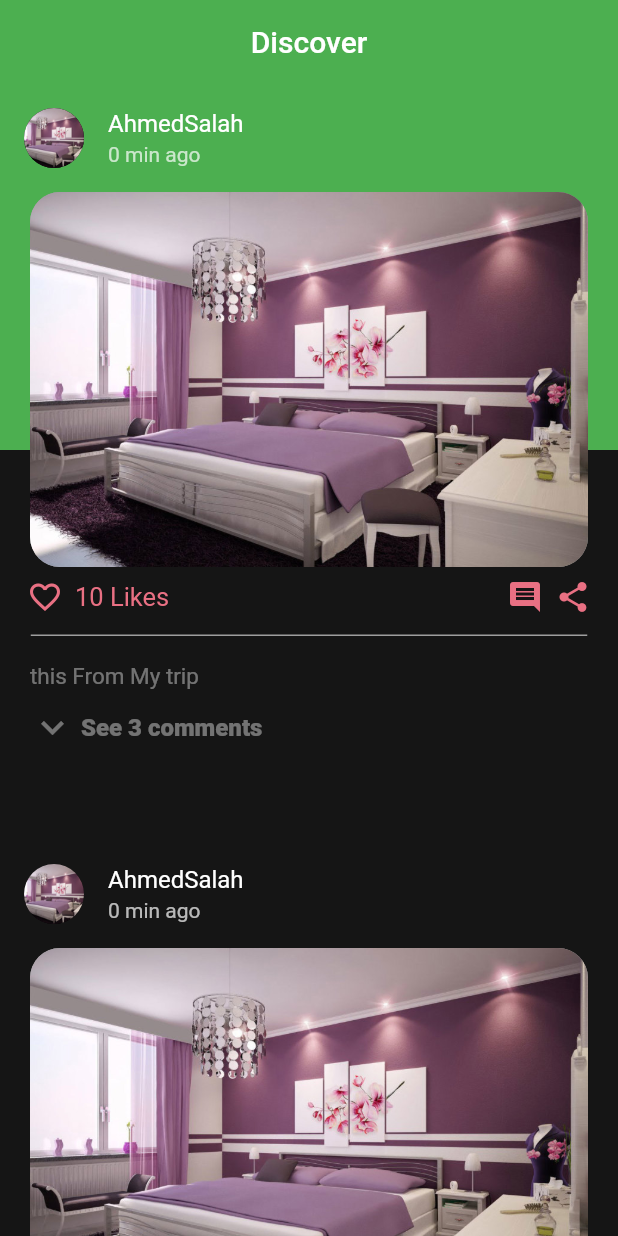
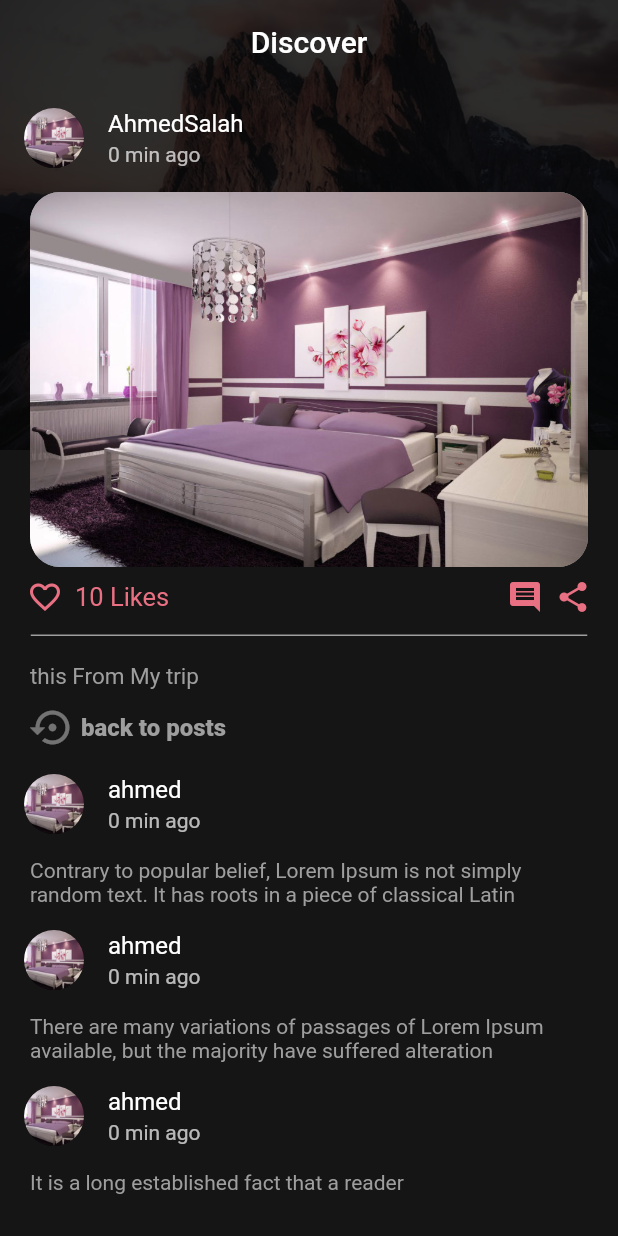
Before and after one commit to Ahmed20Salah/travel_app, a Flutter app: the Discover screen opened directly, after a tap on "See 3 comments", on a phone screen of 412 x 824 dp. Run offline on Flutter 3.47's test engine with Material 2 defaults, Android fonts, the phone set to English and light mode, and no system bars; our stand-ins replace image_picker, intro_slider, rxdart, shared_preferences; accounts and stored records are empty.

Commit message:
finish 90%

```diff
--- a/lib/models/posts.dart
+++ b/lib/models/posts.dart
@@ -4,16 +4,14 @@ import 'user.dart';
 class Posts {
   Users user;
   String image;
-  int likes;
+  int likes = 0;
   String label;
-  // Map of index and list of dynamic user data , comment
-  List<Comments> comments;
-  // comments and likes not required because they are dynamic values
-  Posts({@required this.user, @required this.image, this.likes, this.comments , this.label});
+  bool favorite ;
+  Posts({@required this.user, @required this.image, this.likes, this.label , this.favorite = false});
 }
 class Comments{
   Users user;
   String comment;
-  List<Comments> replays;
-  Comments({@required user , @required comment});
+
+  Comments(this.user , this.comment);
 }
--- a/lib/pages/discover.dart
+++ b/lib/pages/discover.dart
@@ -1,8 +1,9 @@
 import 'package:flutter/material.dart';
-
+import 'package:scoped_model/scoped_model.dart';
 import '../widget/divider.dart';
 
-import '../models/posts.dart';
+import '../scope_models/post_scope.dart';
+
 import '../models/mode.dart';
 import '../models/user.dart';
 
@@ -15,47 +16,34 @@ class Discover extends StatefulWidget {
 
 class DiscoverState extends State<Discover> {
   bool expend = false;
+  Post_scope _model = Post_scope();
+
   Expend _statue = Expend.all;
   int _index;
-  List<Posts> _posts = [
-    Posts(
-      user: Users(
-          userName: 'AhmedSalah',
-          userEmail: 'Ahmed@tes.com',
-          picture: 'assets/home.jpg'),
-      image: 'assets/home.jpg',
-      label: 'this From My trip',
-      likes: 10,
-    ),
-    Posts(
-      user: Users(
-          userName: 'AhmedSalah',
-          userEmail: 'Ahmed@tes.com',
-          picture: 'assets/home.jpg'),
-      image: 'assets/home.jpg',
-      label: 'this From My trip',
-      likes: 10,
-    ),
-  ];
-  final Comments _comments = Comments(
-      user: Users(userName: 'ahmedsaka', userEmail: 'ahmed'),
-      comment: 'this good');
-
-  final Users _user = Users(userName: 'ahmed', userEmail: 'ahmed');
 
   @override
   Widget build(BuildContext context) {
-    return Stack(
+    return WillPopScope(
+      onWillPop: () {
+        setState(() {
+          _statue = Expend.all;
+        });
+      },
+      child: Stack(
         children: <Widget>[
           Container(
-          color: Color.fromRGBO(21, 21, 21,1),
+            color: Color.fromRGBO(21, 21, 21, 1),
             constraints: BoxConstraints.expand(),
           ),
           Container(
-          color: Colors.green,
+            decoration: BoxDecoration(
+                image: DecorationImage(
+                    image: AssetImage('assets/adventure.jpg'),
+                    fit: BoxFit.cover,
+                    colorFilter: ColorFilter.mode(
+                        Colors.black.withOpacity(0.8), BlendMode.darken))),
             height: 300.0,
           ),
-
           Scaffold(
             backgroundColor: Colors.transparent,
             appBar: AppBar(
@@ -64,11 +52,19 @@ class DiscoverState extends State<Discover> {
               centerTitle: true,
               backgroundColor: Colors.transparent,
             ),
-          body: Container(
+            body: ScopedModel<Post_scope>(
+              model: Post_scope(),
+              child: Container(
                 color: Colors.transparent,
-              child: _statue == Expend.all ? _allPosts() : _singlePost()),
+                child: ScopedModelDescendant(
+                    builder: (BuildContext context, Widget child,
+                            Post_scope _model) =>
+                        _statue == Expend.all ? _allPosts() : _singlePost()),
+              ),
+            ),
           )
         ],
+      ),
     );
   }
 
@@ -80,7 +76,8 @@ class DiscoverState extends State<Discover> {
           return Column(
             children: <Widget>[
               // this for user details
-              _userRow(user: _posts[index].user), // this for image upload
+              _userRow(user: _model.getPosts[index].user),
+              // this for image upload
               Container(
                 height: 250.0,
                 padding: EdgeInsets.symmetric(horizontal: 20.0),
@@ -88,7 +85,7 @@ class DiscoverState extends State<Discover> {
                   child: Container(),
                   decoration: BoxDecoration(
                       image: DecorationImage(
-                          image: AssetImage('${_posts[_index].image}'),
+                          image: AssetImage('${_model.getPosts[_index].image}'),
                           fit: BoxFit.cover),
                       borderRadius: BorderRadius.circular(20.0),
                       color: Colors.grey),
@@ -96,7 +93,7 @@ class DiscoverState extends State<Discover> {
               ),
 
               //this for like , share , comment bar
-              _detailsBar(likes: _posts[_index].likes),
+              _detailsBar(model: _model, index: index),
               OurDivider(
                 pint: Colors.red,
               ),
@@ -105,10 +102,35 @@ class DiscoverState extends State<Discover> {
                 margin: EdgeInsets.only(left: 20.0),
                 padding: EdgeInsets.only(top: 13),
                 child: Text(
-                  _posts[index].label,
+                  _model.getPosts[index].label,
                   style: TextStyle(
+                    color: Colors.grey,
+                    fontSize: 15,
+                  ),
+                ),
+              ),
+              Container(
+                padding: EdgeInsets.only(left: 20.0, top: 10.0),
+                child: InkWell(
+                  onTap: () {
+                    setState(() {
+                      _statue = Expend.all;
+                      _index = index;
+                    });
+                  },
+                  child: Row(
+                    children: <Widget>[
+                      Icon(
+                        Icons.settings_backup_restore,
+                        size: 30,
                         color: Colors.white.withOpacity(0.4),
-                    fontSize: 15,
+                      ),
+                      Text(' back to posts',
+                          style: TextStyle(
+                              fontWeight: FontWeight.w900,
+                              fontSize: 16,
+                              color: Colors.grey))
+                    ],
                   ),
                 ),
               ),
@@ -124,12 +146,12 @@ class DiscoverState extends State<Discover> {
   Widget _allPosts() {
     return ListView.builder(
         shrinkWrap: true,
-        itemCount: _posts.length,
+        itemCount: _model.getPosts.length,
         itemBuilder: (context, int index) {
           return Column(
             children: <Widget>[
               // this for user details
-              _userRow(user: _posts[index].user),
+              _userRow(user: _model.getPosts[index].user),
               // this for image upload
               Container(
                 height: 250.0,
@@ -138,7 +160,7 @@ class DiscoverState extends State<Discover> {
                   child: Container(),
                   decoration: BoxDecoration(
                       image: DecorationImage(
-                          image: AssetImage('${_posts[index].image}'),
+                          image: AssetImage('${_model.getPosts[index].image}'),
                           fit: BoxFit.cover),
                       borderRadius: BorderRadius.circular(20.0),
                       color: Colors.grey),
@@ -146,7 +168,7 @@ class DiscoverState extends State<Discover> {
               ),
 
               //this for like , share , comment bar
-              _detailsBar(likes: _posts[index].likes),
+              _detailsBar(model: _model, index: index),
               OurDivider(
                 pint: Colors.red,
               ),
@@ -155,7 +177,7 @@ class DiscoverState extends State<Discover> {
                 margin: EdgeInsets.only(left: 20.0),
                 padding: EdgeInsets.only(top: 13),
                 child: Text(
-                  _posts[index].label,
+                  _model.getPosts[index].label,
                   style: TextStyle(
                     color: Colors.white.withOpacity(0.4),
                     fontSize: 15,
@@ -167,11 +189,8 @@ class DiscoverState extends State<Discover> {
                 child: InkWell(
                   onTap: () {
                     setState(() {
-//                      _statue = Expend.single;
+                      _statue = Expend.single;
                       _index = index;
-                      debugPrint(_user.userName);
-                      debugPrint(_comments.user.userName);
-                      debugPrint(_comments.comment.toString());
                     });
                   },
                   child: Row(
@@ -202,18 +221,18 @@ class DiscoverState extends State<Discover> {
     return Container(
       child: ListView.builder(
           shrinkWrap: true,
-          itemCount: _posts[_index].comments.length,
+          itemCount: _model.comments.length,
           itemBuilder: (context, int index) {
             return Column(
               children: <Widget>[
-//                _userRow(user: _posts[_index].comments[0].user),
+                _userRow(user: _model.comments[index].user),
                 Container(
                   alignment: Alignment.topLeft,
                   padding: EdgeInsets.only(left: 20.0, right: 40.0),
-//                  child: Text(
-//                    _posts[_index].comments[index].comment,
-//                    style: TextStyle(color: Colors.black12),
-//                  ),
+                  child: Text(
+                    _model.comments[index].comment,
+                    style: TextStyle(color: Colors.grey),
+                  ),
                 )
               ],
             );
@@ -237,8 +256,11 @@ class DiscoverState extends State<Discover> {
     );
   }
 
-  Widget _detailsBar({int likes = 0}) {
-    return Container(
+  Widget _detailsBar({Post_scope model, int index}) {
+    bool isFavorite = _model.getPosts[index].favorite;
+    return ScopedModelDescendant<Post_scope>(
+      builder: (BuildContext context, Widget child, Post_scope model) =>
+          Container(
             padding: EdgeInsets.symmetric(horizontal: 10.0),
             child: Row(
               mainAxisAlignment: MainAxisAlignment.spaceBetween,
@@ -248,17 +270,22 @@ class DiscoverState extends State<Discover> {
                   children: <Widget>[
                     InkWell(
                         child: Icon(
-                    Icons.favorite_border,
+                          isFavorite ? Icons.favorite : Icons.favorite_border,
                           color: Color.fromRGBO(233, 112, 131, 1),
                         ),
-                  onTap: null),
+                        onTap: () {
+                          setState(() {
+                            _model.isFavorite(index, !isFavorite);
+                          });
+                        }),
                     InkWell(
                       child: Text(
-                  '${likes.toString()} Likes',
+                        '${_model.getPosts[index].likes.toString()} Likes',
                         style: TextStyle(
-                      fontSize: 17, color: Color.fromRGBO(233, 112, 131, 1)),
+                            fontSize: 17,
+                            color: Color.fromRGBO(233, 112, 131, 1)),
                       ),
-                onTap: () => debugPrint('tapped'),
+                      onTap: () {},
                     ),
                   ],
                   mainAxisSize: MainAxisSize.max,
@@ -282,6 +309,7 @@ class DiscoverState extends State<Discover> {
                 )
               ],
             ),
+          ),
     );
   }
 }
--- a/lib/pages/mountain.dart
+++ b/lib/pages/mountain.dart
@@ -32,7 +32,7 @@ class StateMountain extends State<Mountain> {
                   image: AssetImage('assets/${widget._image}.jpg'),
                   fit: BoxFit.cover,
                   colorFilter: ColorFilter.mode(
-                      Colors.black.withOpacity(.55), BlendMode.luminosity))),
+                      Colors.black.withOpacity(.55), BlendMode.darken))),
           child: Container(),
         ),
         Scaffold(
--- /dev/null
+++ b/lib/scope_models/post_scope.dart
@@ -0,0 +1,62 @@
+import 'package:scoped_model/scoped_model.dart';
+import '../models/posts.dart';
+import '../models/user.dart';
+
+class Post_scope extends Model {
+  List<Posts> _posts = [
+    Posts(
+        user: Users(
+            userName: 'AhmedSalah',
+            userEmail: 'Ahmed@tes.com',
+            picture: 'assets/home.jpg'),
+        image: 'assets/home.jpg',
+        label: 'this From My trip',
+        likes: 10,
+        favorite: false),
+    Posts(
+        user: Users(
+            userName: 'AhmedSalah',
+            userEmail: 'Ahmed@tes.com',
+            picture: 'assets/home.jpg'),
+        image: 'assets/home.jpg',
+        label: 'this From My trip',
+        likes: 10,
+        favorite: true),
+  ];
+
+  get getPosts {
+    return _posts;
+  }
+
+  List<Comments> comments = [
+    Comments(
+        Users(
+            userName: 'ahmed',
+            picture: 'assets/home.jpg',
+            userEmail: 'ahmed@tes.com'),
+        'Contrary to popular belief, Lorem Ipsum is not simply random text. It has roots in a piece of classical Latin'),
+    Comments(
+        Users(
+            userName: 'ahmed',
+            picture: 'assets/home.jpg',
+            userEmail: 'ahmed@tes.com'),
+        'There are many variations of passages of Lorem Ipsum available, but the majority have suffered alteration'),
+    Comments(
+        Users(
+            userName: 'ahmed',
+            picture: 'assets/home.jpg',
+            userEmail: 'ahmed@tes.com'),
+        'It is a long established fact that a reader'),
+  ];
+
+  void isFavorite(int index, isFavorite) {
+    _posts[index].favorite = isFavorite;
+    isFavorite ? _posts[index].likes += 1 : _posts[index].likes -= 1;
+    notifyListeners();
+  }
+  void addPost(user , image , label){
+  _posts.add(Posts(user: user , image: image , label: label));
+  notifyListeners();
+
+  }
+}
--- a/pubspec.yaml
+++ b/pubspec.yaml
@@ -24,9 +24,11 @@ dependencies:
   scoped_model: ^0.3.0
   firebase: ^5.0.0
   http: ^0.11.3
-  shared_preferences: ^0.5.1+2
+  shared_preferences: 0.4.3
   rxdart: ^0.21.0
-  image_picker: ^0.4.5
+  image_picker:  0.4.12+1
+  intro_slider: ^2.0.0
+  #google_maps_flutter: 0.1.0
 
 
 
```
Also changed, not shown: lib/home.dart (+29 -21 lines), lib/main.dart (+3 -7 lines), lib/pages/auth.dart (+11 -6 lines), lib/pages/camer.dart (added, +99 -0 lines), lib/pages/category.dart (+4 -4 lines), lib/pages/google_map.dart (added, +33 -0 lines), lib/pages/intro_slide.dart (added, +41 -0 lines), lib/pages/post.dart (deleted, +0 -84 lines), lib/pages/search.dart (+62 -7 lines), lib/scope_models/users_scope.dart (+26 -4 lines), assets/agreement.jpg (added), assets/plane.jpg (added), assets/rocket.jpg (added), 4 other files. Lines whose indentation alone changed are shown as unchanged.
